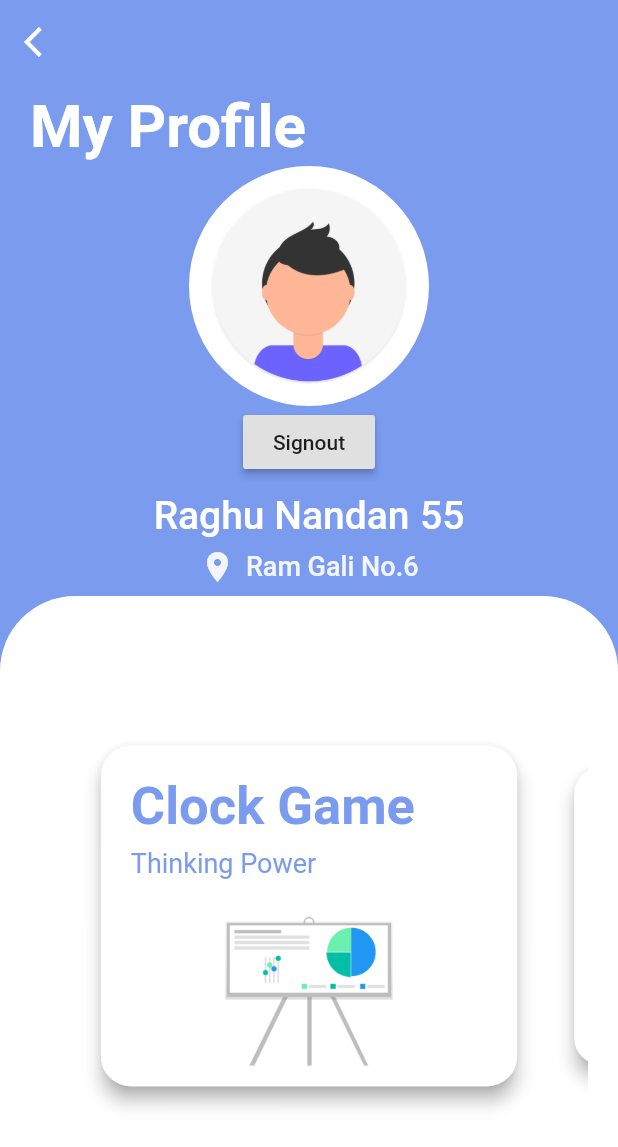
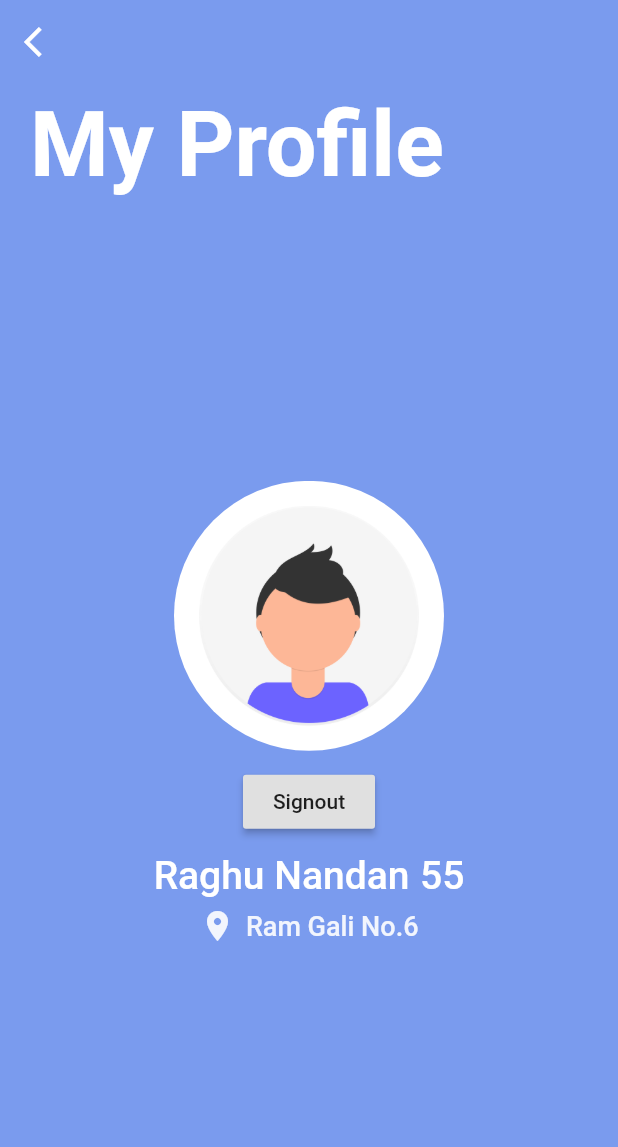
Before and after one commit to sonalsk/RememberME, a Flutter app: the ProfilePage screen opened directly, on a phone screen of 412 x 824 dp. Shown: the top 1147 px of the screen. Run offline on Flutter 3.47's test engine with Material 2 defaults, Android fonts, the phone set to English and light mode, and no system bars; drawn by our look-alikes of carousel_slider; our stand-ins replace bubble, firebase_auth, firebase_core, flutter_datetime_picker, google_fonts, page_transition and 1 more; missing offline and left inert: flutter_dialogflow; accounts and stored records are empty; Roboto replaces fonts that are missing (Acme, Signika).

Commit message:
Profile page changed

```diff
--- a/alzheimers_game/lib/profile/profile_page.dart
+++ b/alzheimers_game/lib/profile/profile_page.dart
@@ -28,6 +28,7 @@ class _ProfilePageState extends State<ProfilePage> {
       ),
       body: Stack(children: [
         Column(
+          mainAxisAlignment: MainAxisAlignment.spaceAround,
           children: [
             Expanded(
                 flex: 4,
@@ -51,7 +52,7 @@ class _ProfilePageState extends State<ProfilePage> {
                               child: Text("My Profile",
                                   textAlign: TextAlign.left,
                                   style: GoogleFonts.acme(
-                                    fontSize: 40,
+                                    fontSize: 60,
                                     fontWeight: FontWeight.bold,
                                     color: white,
                                   ))),
@@ -62,10 +63,11 @@ class _ProfilePageState extends State<ProfilePage> {
                                 ClipOval(
                                     child: Image.asset(
                                   'assets/images/profile_pic.png',
-                                  width: 160,
-                                  height: 160,
+                                  width: 180,
+                                  height: 180,
                                   fit: BoxFit.cover,
                                 )),
+                                    SizedBox(height: 10,),
 
                                     RaisedButton(
                                       child: Text('Signout'),
@@ -114,30 +116,6 @@ class _ProfilePageState extends State<ProfilePage> {
                         ])),
                   ),
                 ])),
-            Expanded(
-              flex: 5,
-              child: Container(
-                  decoration: BoxDecoration(
-                      color: white,
-                      borderRadius: BorderRadius.only(
-                        topLeft: Radius.circular(50),
-                        topRight: Radius.circular(50),
-                      )),
-                  child: Padding(
-                    padding: const EdgeInsets.all(20.0),
-                    child: CarouselSlider(
-                      enlargeCenterPage: true,
-                      enableInfiniteScroll: false,
-                      height: screenHeight * 0.3,
-                      scrollDirection: Axis.horizontal,
-                      items: [
-                        _buildStatCard('Clock Game', 'Thinking Power', null),
-                        _buildStatCard('Clock Game', 'Thinking Power', null),
-                        _buildStatCard('Clock Game', 'Thinking Power', null),
-                      ],
-                    ),
-                  )),
-            ),
           ],
         )
       ]),
```
Also changed, not shown: alzheimers_game/pubspec.lock.
